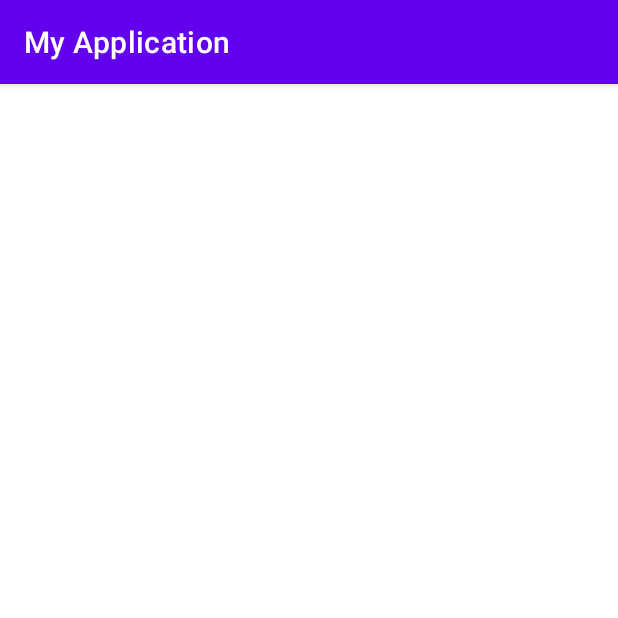
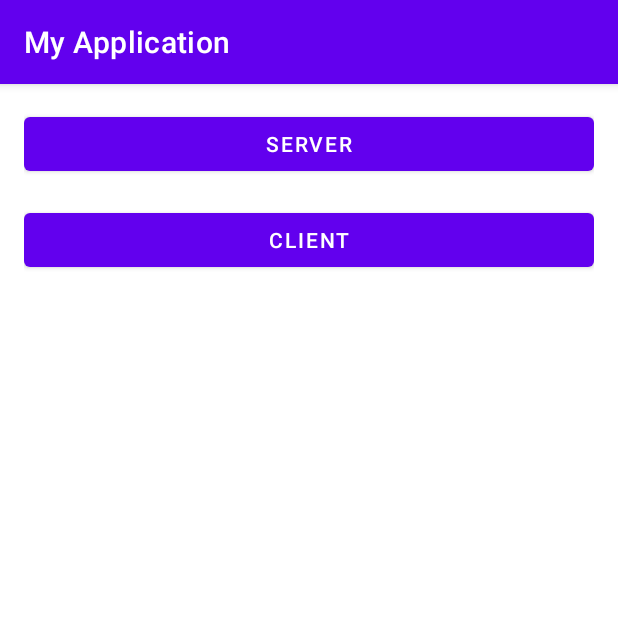
Before and after one commit to moriyaohana/ECC-Project, an Android app: the screen it shows after launch (MainActivity), on a phone screen of 412 x 824 dp, the top half of it. Run offline under Robolectric (Android 15) with nearby library versions, the phone set to English and light mode, and no system bars.

Commit message:
Add server and client butttos and IP check

```diff
--- a/aloneilam-acceldemo-2fb49ba272f5/app/src/main/java/com/example/myapplication/MainActivity.kt
+++ b/aloneilam-acceldemo-2fb49ba272f5/app/src/main/java/com/example/myapplication/MainActivity.kt
@@ -15,9 +15,16 @@ import android.net.wifi.WifiManager
 import android.text.format.Formatter
 import android.widget.TextView
 
+import android.widget.Button
+import android.widget.EditText
+import android.widget.Toast
+
 
 class MainActivity : AppCompatActivity(), SensorEventListener {
-
+    private lateinit var btnServer: Button
+    private lateinit var btnClient: Button
+    private lateinit var tvServerIp: TextView
+    private lateinit var etClientIp: EditText
     private lateinit var sensorManager: SensorManager
     private var accelerometer: Sensor? = null
     private lateinit var rgbView: RGBView
@@ -29,23 +36,54 @@ class MainActivity : AppCompatActivity(), SensorEventListener {
         super.onCreate(savedInstanceState)
         setContentView(R.layout.activity_main)
 
-        rgbView = RGBView(this, bufferSize = 100) // Buffer size for 10 seconds with updates every 100ms
-        setContentView(rgbView)
 
-        sensorManager = getSystemService(SENSOR_SERVICE) as SensorManager
-        accelerometer = sensorManager.getDefaultSensor(Sensor.TYPE_ACCELEROMETER)
+        btnServer = findViewById(R.id.btnServer)
+        btnClient = findViewById(R.id.btnClient)
+        tvServerIp = findViewById(R.id.tvServerIp)
+        etClientIp = findViewById(R.id.etClientIp)
 
-        val ipAddress = getIpAddress()
-        Log.d("MainActivity", "IP Address: $ipAddress")
-//        val ipAddressTextView: TextView = findViewById(R.id.ipAddressTextView)
-//        ipAddressTextView.text = "IP Address: $ipAddress"
+        btnServer.setOnClickListener {
+            val wifiManager = applicationContext.getSystemService(Context.WIFI_SERVICE) as WifiManager
+            val ipAddress = Formatter.formatIpAddress(wifiManager.connectionInfo.ipAddress)
+            tvServerIp.text = "Server IP: $ipAddress"
+            tvServerIp.visibility = TextView.VISIBLE
+            etClientIp.visibility = EditText.GONE
+        }
 
-        val server = false // Set server to true if you want to start the ServerThread
-        if (server) {
-            ServerThread().start()
-        } else {
-            ClientThread("192.168.1.16", 12345).start() // Provide the server IP address and port
+        btnClient.setOnClickListener {
+            etClientIp.visibility = EditText.VISIBLE
+            tvServerIp.visibility = TextView.GONE
         }
+
+        etClientIp.setOnEditorActionListener { _, _, _ ->
+            val serverIp = etClientIp.text.toString()
+            if (serverIp.isNotEmpty()) {
+                Toast.makeText(this, "Server IP Entered: $serverIp", Toast.LENGTH_SHORT).show()
+                true
+            } else {
+                Toast.makeText(this, "Please enter a valid IP address", Toast.LENGTH_SHORT).show()
+                false
+            }
+        }
+
+
+//        rgbView = RGBView(this, bufferSize = 100) // Buffer size for 10 seconds with updates every 100ms
+//        setContentView(rgbView)
+//
+//        sensorManager = getSystemService(SENSOR_SERVICE) as SensorManager
+//        accelerometer = sensorManager.getDefaultSensor(Sensor.TYPE_ACCELEROMETER)
+//
+//        val ipAddress = getIpAddress()
+//        Log.d("MainActivity", "IP Address: $ipAddress")
+////        val ipAddressTextView: TextView = findViewById(R.id.ipAddressTextView)
+////        ipAddressTextView.text = "IP Address: $ipAddress"
+//
+//        val server = false // Set server to true if you want to start the ServerThread
+//        if (server) {
+//            ServerThread().start()
+//        } else {
+//            ClientThread("192.168.1.16", 12345).start() // Provide the server IP address and port
+//        }
 
     }
 
@@ -105,4 +143,5 @@ class MainActivity : AppCompatActivity(), SensorEventListener {
     override fun onAccuracyChanged(sensor: Sensor?, accuracy: Int) {
         // We can ignore this for now
     }
+
 }
--- a/aloneilam-acceldemo-2fb49ba272f5/app/src/main/res/layout/activity_main.xml
+++ b/aloneilam-acceldemo-2fb49ba272f5/app/src/main/res/layout/activity_main.xml
@@ -1,24 +1,39 @@
 <?xml version="1.0" encoding="utf-8"?>
-<!--<androidx.constraintlayout.widget.ConstraintLayout xmlns:android="http://schemas.android.com/apk/res/android"-->
-<!--    android:layout_width="match_parent"-->
-<!--    android:layout_height="match_parent">-->
+<LinearLayout xmlns:android="http://schemas.android.com/apk/res/android"
+    xmlns:tools="http://schemas.android.com/tools"
+    android:layout_width="match_parent"
+    android:layout_height="match_parent"
+    android:orientation="vertical"
+    android:padding="16dp"
+    tools:context=".MainActivity">
 
-<!--</androidx.constraintlayout.widget.ConstraintLayout>-->
+    <Button
+        android:id="@+id/btnServer"
+        android:layout_width="match_parent"
+        android:layout_height="wrap_content"
+        android:text="Server" />
 
-<!--    <?xml version="1.0" encoding="utf-8"?>-->
-<RelativeLayout xmlns:android="http://schemas.android.com/apk/res/android"
-android:layout_width="match_parent"
-android:layout_height="match_parent"
-android:padding="16dp">
+    <Button
+        android:id="@+id/btnClient"
+        android:layout_width="match_parent"
+        android:layout_height="wrap_content"
+        android:text="Client"
+        android:layout_marginTop="16dp" />
 
-<!-- TextView to display IP address -->
-<TextView
-    android:id="@+id/ipAddressTextView"
-    android:layout_width="wrap_content"
-    android:layout_height="wrap_content"
-    android:text="IP Address: "
-    android:textSize="18sp"
-    android:textStyle="bold"
-    android:layout_centerInParent="true" />
+    <TextView
+        android:id="@+id/tvServerIp"
+        android:layout_width="match_parent"
+        android:layout_height="wrap_content"
+        android:layout_marginTop="16dp"
+        android:text="Server IP will be displayed here"
+        android:visibility="gone" />
 
-</RelativeLayout>
+    <EditText
+        android:id="@+id/etClientIp"
+        android:layout_width="match_parent"
+        android:layout_height="wrap_content"
+        android:hint="Enter Server IP"
+        android:visibility="gone"
+        android:layout_marginTop="16dp"/>
+
+</LinearLayout>
```
